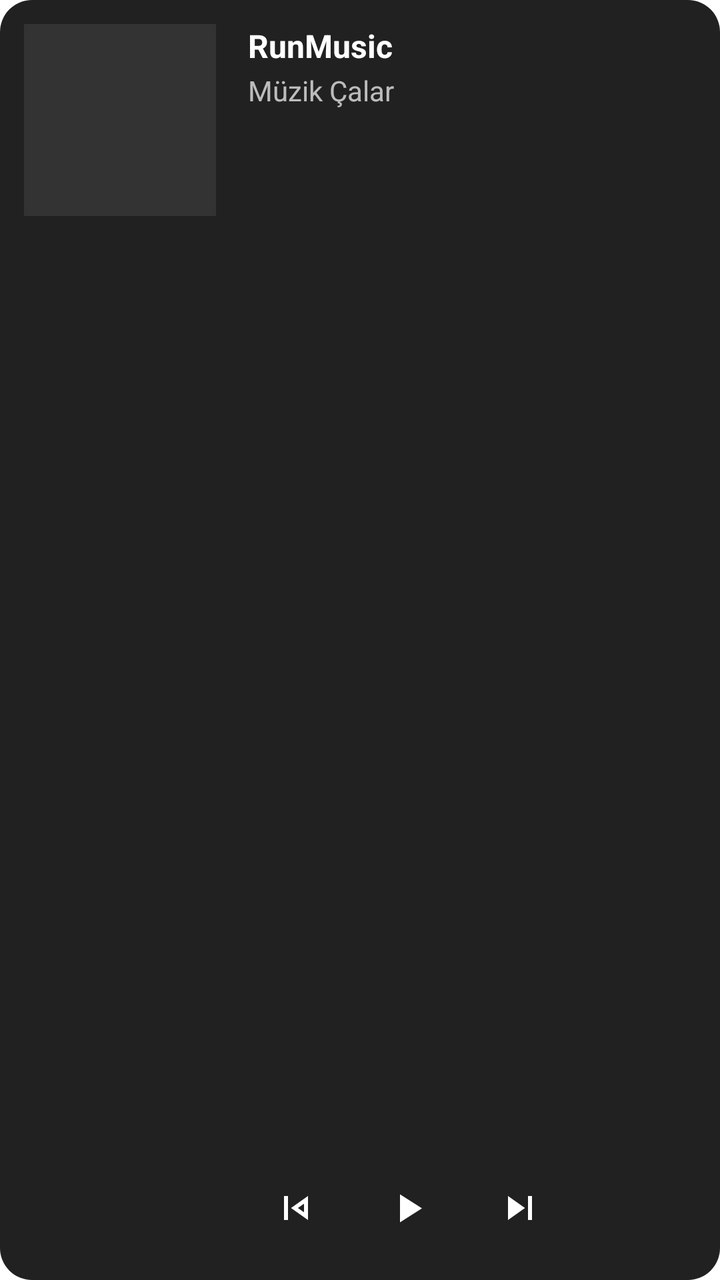
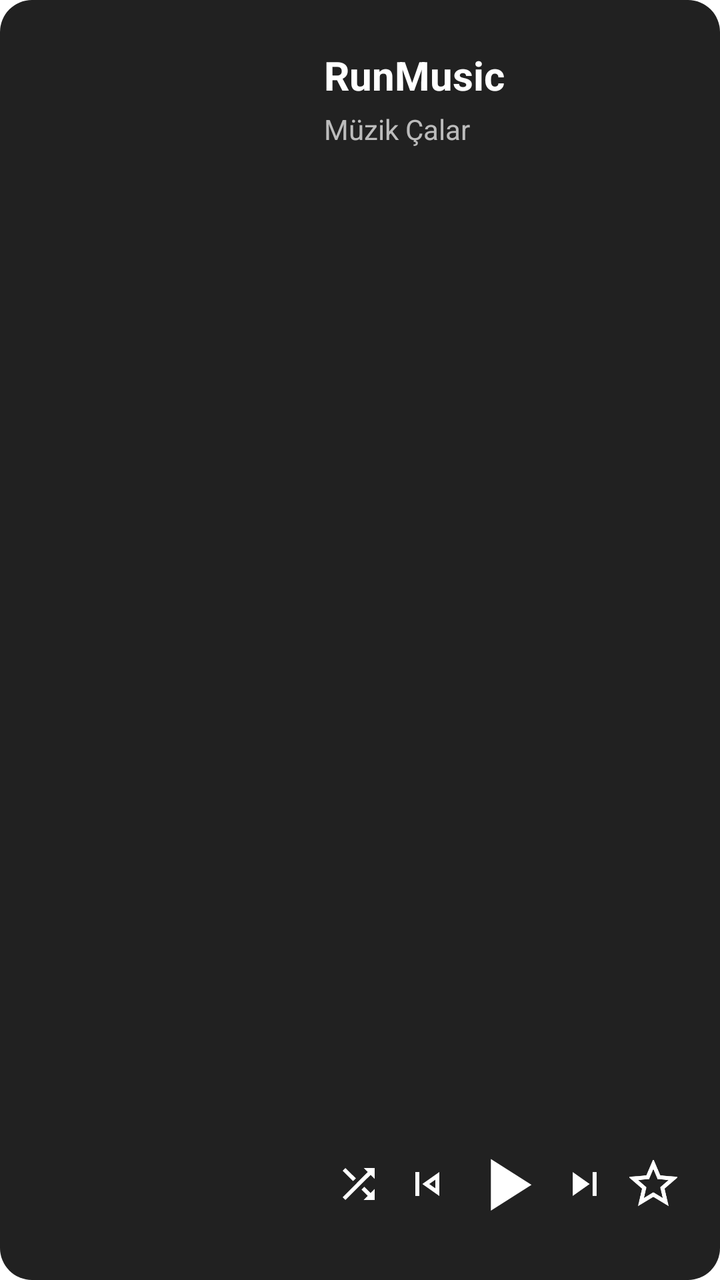

Before-and-after screenshots of an Android layout around one commit, followed by the original layout XML and the change that was made.
<!-- AndroidManifest.xml: fallback theme Theme.MaterialComponents.DayNight.NoActionBar -->
<!-- res/layout/widget_2x4.xml -->
<?xml version="1.0" encoding="utf-8"?>
<LinearLayout xmlns:android="http://schemas.android.com/apk/res/android"
    android:id="@+id/widget_container"
    android:layout_width="match_parent"
    android:layout_height="match_parent"
    android:orientation="horizontal"
    android:background="@drawable/widget_bg"
    android:padding="12dp">

    <ImageView
        android:id="@+id/widget_artwork"
        android:layout_width="96dp"
        android:layout_height="96dp"
        android:background="#333333"
        android:scaleType="centerCrop" />

    <RelativeLayout
        android:layout_width="match_parent"
        android:layout_height="match_parent"
        android:paddingStart="16dp">

        
        <LinearLayout
            android:layout_width="match_parent"
            android:layout_height="wrap_content"
            android:orientation="vertical"
            android:layout_alignParentTop="true">
            <TextView
                android:id="@+id/widget_title"
                android:layout_width="wrap_content"
                android:layout_height="wrap_content"
                android:text="RunMusic"
                android:textColor="#FFFFFF"
                android:textSize="16sp"
                android:textStyle="bold"
                android:singleLine="true"
                android:ellipsize="end" />

            <TextView
                android:id="@+id/widget_artist"
                android:layout_width="wrap_content"
                android:layout_height="wrap_content"
                android:layout_marginTop="2dp"
                android:text="Müzik Çalar"
                android:textColor="#B3FFFFFF"
                android:textSize="14sp"
                android:singleLine="true"
                android:ellipsize="end" />
        </LinearLayout>

        
        <LinearLayout
            android:layout_width="match_parent"
            android:layout_height="wrap_content"
            android:orientation="horizontal"
            android:layout_alignParentBottom="true"
            android:gravity="center_vertical|start">

            <ImageButton
                android:id="@+id/widget_btn_prev"
                android:layout_width="48dp"
                android:layout_height="48dp"
                android:background="?android:attr/selectableItemBackgroundBorderless"
                android:src="@drawable/ic_prev"
                android:tint="#FFFFFF" />

            <ImageButton
                android:id="@+id/widget_btn_play_pause"
                android:layout_width="48dp"
                android:layout_height="48dp"
                android:layout_marginStart="8dp"
                android:background="?android:attr/selectableItemBackgroundBorderless"
                android:src="@drawable/ic_play"
                android:tint="#FFFFFF" />

            <ImageButton
                android:id="@+id/widget_btn_next"
                android:layout_width="48dp"
                android:layout_height="48dp"
                android:layout_marginStart="8dp"
                android:background="?android:attr/selectableItemBackgroundBorderless"
                android:src="@drawable/ic_next"
                android:tint="#FFFFFF" />
        </LinearLayout>
    </RelativeLayout>
</LinearLayout>
<!-- resources referenced by this layout -->
<resources>
  <!-- drawable ic_next (drawable) -->
  <vector xmlns:android="http://schemas.android.com/apk/res/android" android:width="24dp" android:height="24dp" android:viewportWidth="24" android:viewportHeight="24">
      <path android:fillColor="#FFFFFF" android:pathData="M16,18H18V6H16M6,18L14.5,12L6,6V18Z"/>
  </vector>
  <!-- drawable ic_play (drawable) -->
  <vector xmlns:android="http://schemas.android.com/apk/res/android" android:width="24dp" android:height="24dp" android:viewportWidth="24" android:viewportHeight="24">
      <path android:fillColor="#FFFFFF" android:pathData="M8,5.14V19.14L19,12.14L8,5.14Z"/>
  </vector>
  <!-- drawable ic_prev (drawable) -->
  <vector xmlns:android="http://schemas.android.com/apk/res/android" android:width="24dp" android:height="24dp" android:viewportWidth="24" android:viewportHeight="24">
      <path android:fillColor="#FFFFFF" android:pathData="M6,6H8V18H6M9.5,12L18,18V6M16,14.14L12.97,12L16,9.86V14.14Z"/>
  </vector>
  <!-- drawable widget_bg (drawable) -->
  <?xml version="1.0" encoding="utf-8"?>
  <shape xmlns:android="http://schemas.android.com/apk/res/android" android:shape="rectangle">
      <solid android:color="#212121" />
      <corners android:radius="16dp" />
  </shape>
</resources>

<!-- the commit's change to res/layout/widget_2x4.xml (unified diff, before → after) -->
@@ -5,33 +5,39 @@
     android:layout_height="match_parent"
     android:orientation="horizontal"
     android:background="@drawable/widget_bg"
-    android:padding="12dp">
+    android:padding="16dp"
+    android:baselineAligned="false">
 
+    
     <ImageView
         android:id="@+id/widget_artwork"
-        android:layout_width="96dp"
-        android:layout_height="96dp"
-        android:background="#333333"
+        android:layout_width="0dp"
+        android:layout_height="match_parent"
+        android:layout_weight="1"
         android:scaleType="centerCrop" />
 
+    
     <RelativeLayout
-        android:layout_width="match_parent"
+        android:layout_width="0dp"
         android:layout_height="match_parent"
-        android:paddingStart="16dp">
+        android:layout_weight="1.6"
+        android:paddingStart="20dp">
 
         
         <LinearLayout
             android:layout_width="match_parent"
             android:layout_height="wrap_content"
             android:orientation="vertical"
-            android:layout_alignParentTop="true">
+            android:layout_alignParentTop="true"
+            android:layout_marginTop="8dp">
+            
             <TextView
                 android:id="@+id/widget_title"
                 android:layout_width="wrap_content"
                 android:layout_height="wrap_content"
                 android:text="RunMusic"
                 android:textColor="#FFFFFF"
-                android:textSize="16sp"
+                android:textSize="20sp"
                 android:textStyle="bold"
                 android:singleLine="true"
                 android:ellipsize="end" />
@@ -40,7 +46,7 @@
                 android:id="@+id/widget_artist"
                 android:layout_width="wrap_content"
                 android:layout_height="wrap_content"
-                android:layout_marginTop="2dp"
+                android:layout_marginTop="4dp"
                 android:text="Müzik Çalar"
                 android:textColor="#B3FFFFFF"
                 android:textSize="14sp"
@@ -54,32 +60,53 @@
             android:layout_height="wrap_content"
             android:orientation="horizontal"
             android:layout_alignParentBottom="true"
+            android:layout_marginBottom="8dp"
             android:gravity="center_vertical|start">
 
             <ImageButton
+                android:id="@+id/widget_btn_shuffle"
+                android:layout_width="0dp"
+                android:layout_weight="1"
+                android:layout_height="40dp"
+                android:background="?android:attr/selectableItemBackgroundBorderless"
+                android:src="@drawable/ic_shuffle"
+                android:tint="#FFFFFF" />
+
+            <ImageButton
                 android:id="@+id/widget_btn_prev"
-                android:layout_width="48dp"
-                android:layout_height="48dp"
+                android:layout_width="0dp"
+                android:layout_weight="1"
+                android:layout_height="40dp"
                 android:background="?android:attr/selectableItemBackgroundBorderless"
                 android:src="@drawable/ic_prev"
                 android:tint="#FFFFFF" />
 
             <ImageButton
                 android:id="@+id/widget_btn_play_pause"
-                android:layout_width="48dp"
+                android:layout_width="0dp"
+                android:layout_weight="1.3"
                 android:layout_height="48dp"
-                android:layout_marginStart="8dp"
+                android:scaleType="fitCenter"
                 android:background="?android:attr/selectableItemBackgroundBorderless"
                 android:src="@drawable/ic_play"
                 android:tint="#FFFFFF" />
 
             <ImageButton
                 android:id="@+id/widget_btn_next"
-                android:layout_width="48dp"
-                android:layout_height="48dp"
-                android:layout_marginStart="8dp"
+                android:layout_width="0dp"
+                android:layout_weight="1"
+                android:layout_height="40dp"
                 android:background="?android:attr/selectableItemBackgroundBorderless"
                 android:src="@drawable/ic_next"
+                android:tint="#FFFFFF" />
+
+            <ImageButton
+                android:id="@+id/widget_btn_star"
+                android:layout_width="0dp"
+                android:layout_weight="1"
+                android:layout_height="40dp"
+                android:background="?android:attr/selectableItemBackgroundBorderless"
+                android:src="@drawable/ic_star"
                 android:tint="#FFFFFF" />
         </LinearLayout>
     </RelativeLayout>
<!-- resource entries referenced after the edit -->
@@ -12,6 +12,14 @@
   <vector xmlns:android="http://schemas.android.com/apk/res/android" android:width="24dp" android:height="24dp" android:viewportWidth="24" android:viewportHeight="24">
       <path android:fillColor="#FFFFFF" android:pathData="M6,6H8V18H6M9.5,12L18,18V6M16,14.14L12.97,12L16,9.86V14.14Z"/>
   </vector>
+  <!-- drawable ic_shuffle (drawable) -->
+  <vector xmlns:android="http://schemas.android.com/apk/res/android" android:width="24dp" android:height="24dp" android:viewportWidth="24" android:viewportHeight="24">
+      <path android:fillColor="#FFFFFF" android:pathData="M14.83,13.41L13.42,14.82L16.55,17.95L14.5,20H20V14.5L17.96,16.54L14.83,13.41M14.5,4L16.54,6.04L4,18.59L5.41,20L17.96,7.46L20,9.5V4M10.59,9.17L5.41,4L4,5.41L9.17,10.58L10.59,9.17Z"/>
+  </vector>
+  <!-- drawable ic_star (drawable) -->
+  <vector xmlns:android="http://schemas.android.com/apk/res/android" android:width="24dp" android:height="24dp" android:viewportWidth="24" android:viewportHeight="24">
+      <path android:fillColor="#00000000" android:strokeColor="#FFFFFF" android:strokeWidth="2" android:pathData="M12,17.27L18.18,21L16.54,13.97L22,9.24L14.81,8.62L12,2L9.19,8.62L2,9.24L7.45,13.97L5.82,21L12,17.27Z"/>
+  </vector>
   <!-- drawable widget_bg (drawable) -->
   <?xml version="1.0" encoding="utf-8"?>
   <shape xmlns:android="http://schemas.android.com/apk/res/android" android:shape="rectangle">
